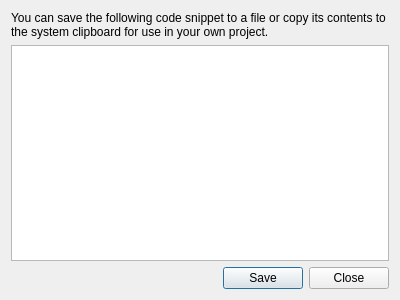
Old version of the form codesnippetdialog.ui in the repository irydacea/wespal.
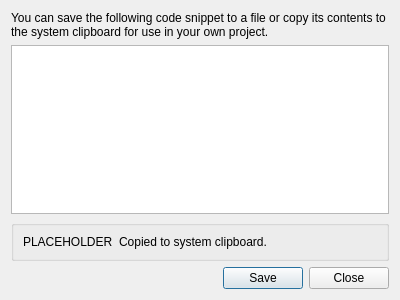
New version of the form.

Commit message: codesnippetdialog: Add visual feedback for the Copy (to clipboard) button that may or may not work on non-X11 platforms

The edit to the form file:
```diff
--- a/codesnippetdialog.ui
+++ b/codesnippetdialog.ui
@@ -36,6 +36,32 @@
      </property>
     </widget>
    </item>
+   <item>
+    <widget class="QGroupBox" name="boxClipboardMessage">
+     <property name="title">
+      <string/>
+     </property>
+     <layout class="QHBoxLayout" name="horizontalLayout_2" stretch="0,1">
+      <item>
+       <widget class="QLabel" name="successIcon">
+        <property name="text">
+         <string>PLACEHOLDER</string>
+        </property>
+       </widget>
+      </item>
+      <item>
+       <widget class="QLabel" name="label_3">
+        <property name="text">
+         <string>Copied to system clipboard.</string>
+        </property>
+        <property name="wordWrap">
+         <bool>true</bool>
+        </property>
+       </widget>
+      </item>
+     </layout>
+    </widget>
+   </item>
    <item>
     <widget class="QDialogButtonBox" name="buttonBox">
      <property name="orientation">
```
The commit also changes 1 other file.
